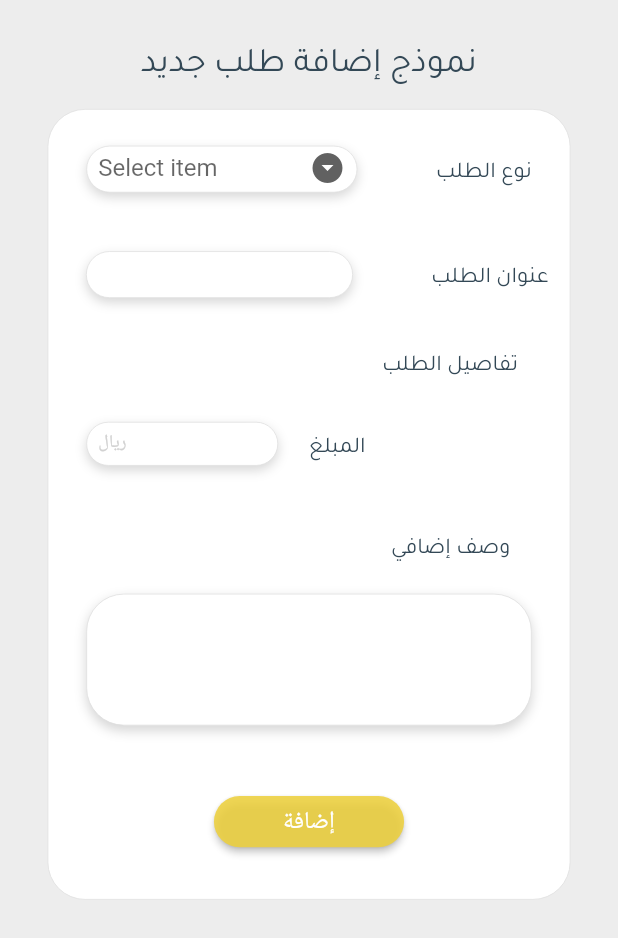
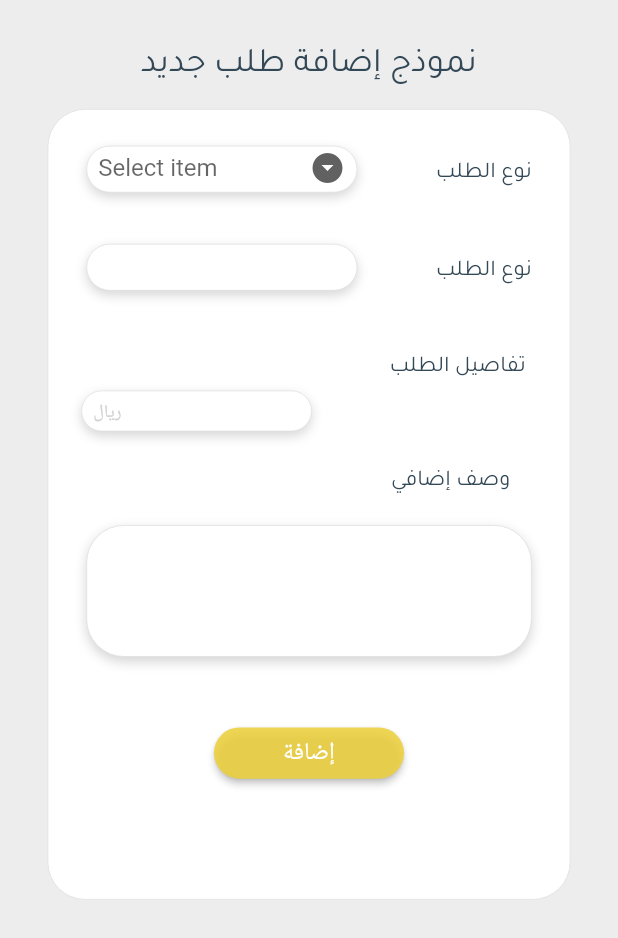
Before and after one commit to RawanAlmusfer/SWE444-imdad, a Flutter app: the PostRequest screen opened directly, on a phone screen of 412 x 824 dp. Shown: the top 938 px of the screen. Run offline on Flutter 3.47's test engine with Material 2 defaults, Android fonts, the phone set to English and light mode, and no system bars; our stand-ins replace cloud_firestore, firebase_auth, firebase_core, flutter_screenutil, flutter_svg; accounts and stored records are empty; Roboto replaces fonts that are missing (Academy Engraved LET, lato).

Commit message:
Update post_request_form.dart

```diff
--- a/swe444/lib/Widget/post_request_form.dart
+++ b/swe444/lib/Widget/post_request_form.dart
@@ -42,6 +42,7 @@ class _AddRequestFormState extends State<PostRequestForm> {
     return Container(
       width: orientation == true ? 300.w : 300.w,
       height: orientation == true ? 52.h : 110.h,
+      margin: EdgeInsets.only(bottom: 15.h),
       child: Row(
         children: [
           Column(
@@ -126,41 +127,35 @@ class _AddRequestFormState extends State<PostRequestForm> {
   }
 
   Widget _buildTitle(bool orientation) {
-    double h1 = 0, l1 = 0, h2 = 0;
-    double top1 = 0;
-
+    double h1 = 0, l1=0, l2=0;
     if (orientation == true) {
-      h1 = 10.h;
-      h2 = 0.h;
-      l1 = 10.0.w;
-      top1 = 9.h;
+      h1 = 10;
+      l1=9.w;
+      l2= 0;
     } else {
       h1 = 60;
-      h2 = 40;
-      l1 = 20.0;
-      top1 = 9;
+      l1=15.w;
+      l2= 12.w;
     }
 
     return Container(
+      margin: EdgeInsets.only(bottom: 15.h),
       width: orientation == true ? 300.w : 300.w,
-      height: orientation == true ? 90.h : 190.h,
+      height: orientation == true ? 60.h : 120.h,
       child: Row(
         children: [
-          Column(
-            children: [
-              Stack(
-                children: <Widget>[
+          Column(children: [
+            Stack(children: <Widget>[
               Container(
-                    width: orientation == true ? 187.w : 180.w,
+                width: orientation == true ? 190.w : 180.w,
                 height: orientation == true ? 32.h : 70.h,
-                    margin: EdgeInsets.only(top: 20.h),
-                    padding: EdgeInsets.only(left: h1, right: h1),
+                padding: EdgeInsets.symmetric(horizontal: h1, vertical: 0),
                 child: DecoratedBox(
                   decoration: BoxDecoration(
                     borderRadius: BorderRadius.circular(25.0),
                     color: Color(0xffffffff),
-                        border: Border.all(
-                            width: 0.5, color: const Color(0xffdfdfdf)),
+                    border:
+                        Border.all(width: 0.5, color: const Color(0xffdfdfdf)),
                     boxShadow: [
                       BoxShadow(
                         color: const Color(0x29000000),
@@ -171,16 +166,12 @@ class _AddRequestFormState extends State<PostRequestForm> {
                   ),
                 ),
               ),
-                  Column(
-                    mainAxisAlignment: MainAxisAlignment.center,
-                    children: [
               Container(
-                        width: orientation == true ? 167.w : 162.w,
-                        height: orientation == true ? 75.h : 163.h,
-                        margin: EdgeInsets.only(left: l1, top: top1),
+                width: orientation == true ? 180.w : 140.w,
+                height: orientation == true ? 54.h : 120.h,
+                margin: EdgeInsets.only(left: l2),
                 child: Padding(
-                          padding: EdgeInsets.symmetric(
-                              horizontal: h2, vertical: 10.0.h),
+                  padding: EdgeInsets.only(left: l1),
                   child: TextFormField(
                     expands: true,
                     maxLines: null,
@@ -191,41 +182,32 @@ class _AddRequestFormState extends State<PostRequestForm> {
                     decoration: InputDecoration(
                         border: InputBorder.none,
                         errorBorder: OutlineInputBorder(
-                                  borderSide:
-                                      BorderSide(color: Colors.red, width: 1),
+                          borderSide: BorderSide(color: Colors.red, width: 1),
                           borderRadius: BorderRadius.circular(25.0),
                         ),
                         focusedErrorBorder: OutlineInputBorder(
-                                  borderSide:
-                                      BorderSide(color: Colors.red, width: 1),
+                          borderSide: BorderSide(color: Colors.red, width: 1),
                           borderRadius: BorderRadius.circular(25.0),
                         ),
-                                contentPadding:
-                                    EdgeInsets.fromLTRB(15.w, 8, 0, 0),
+                        contentPadding: EdgeInsets.fromLTRB(15.w, 8, 0, 0),
                         hintStyle: TextStyle(fontSize: 16)),
                     onChanged: (_val) {
                       title = _val;
                     }, // onchanged
-                            inputFormatters: [
-                              LengthLimitingTextInputFormatter(30)
-                            ],
+                    inputFormatters: [LengthLimitingTextInputFormatter(30)],
                   ),
                 ),
               ),
-                    ],
-                  ),
-                ],
-              ),
-            ],
-          ),
+            ]),
+          ]),
           SizedBox(width: orientation == true ? 40.w : 30.w),
           Column(
             children: <Widget>[
               Padding(
-                padding: EdgeInsets.only(top: 30.h),
+                padding: const EdgeInsets.symmetric(horizontal: 0, vertical: 5),
               ),
               Text(
-                "عنوان الطلب",
+                "نوع الطلب",
                 textAlign: TextAlign.right,
                 style: TextStyle(
                   color: const Color(0xff334856),
@@ -241,75 +223,169 @@ class _AddRequestFormState extends State<PostRequestForm> {
     );
   }
 
+  // Widget _buildTitle(bool orientation) {
+  //   double h1 = 0, l1 = 0, h2 = 0;
+  //   double top1 = 0;
+  //
+  //   if (orientation == true) {
+  //     h1 = 10.h;
+  //     h2 = 0.h;
+  //     l1 = 10.0.w;
+  //     top1 = 9.h;
+  //   } else {
+  //     h1 = 60;
+  //     h2 = 40;
+  //     l1 = 20.0;
+  //     top1 = 9;
+  //   }
+  //
+  //   return Container(
+  //     width: orientation == true ? 300.w : 300.w,
+  //     height: orientation == true ? 90.h : 190.h,
+  //     child: Row(
+  //       children: [
+  //         Column(
+  //           children: [
+  //             Stack(
+  //               children: <Widget>[
+  //                 Container(
+  //                   width: orientation == true ? 187.w : 180.w,
+  //                   height: orientation == true ? 32.h : 70.h,
+  //                   margin: EdgeInsets.only(top: 20.h),
+  //                   padding: EdgeInsets.only(left: h1, right: h1),
+  //                   child: DecoratedBox(
+  //                     decoration: BoxDecoration(
+  //                       borderRadius: BorderRadius.circular(25.0),
+  //                       color: Color(0xffffffff),
+  //                       border: Border.all(
+  //                           width: 0.5, color: const Color(0xffdfdfdf)),
+  //                       boxShadow: [
+  //                         BoxShadow(
+  //                           color: const Color(0x29000000),
+  //                           offset: Offset(0, 3),
+  //                           blurRadius: 6,
+  //                         ),
+  //                       ],
+  //                     ),
+  //                   ),
+  //                 ),
+  //                 Column(
+  //                   mainAxisAlignment: MainAxisAlignment.center,
+  //                   children: [
+  //                     Container(
+  //                       width: orientation == true ? 167.w : 162.w,
+  //                       height: orientation == true ? 75.h : 163.h,
+  //                       margin: EdgeInsets.only(left: l1, top: top1),
+  //                       child: Padding(
+  //                         padding: EdgeInsets.symmetric(
+  //                             horizontal: h2, vertical: 10.0.h),
+  //                         child: TextFormField(
+  //                           expands: true,
+  //                           maxLines: null,
+  //                           validator: (value) {
+  //                             if (value == null || value.isEmpty)
+  //                               return "Title is required";
+  //                           },
+  //                           decoration: InputDecoration(
+  //                               border: InputBorder.none,
+  //                               errorBorder: OutlineInputBorder(
+  //                                 borderSide:
+  //                                     BorderSide(color: Colors.red, width: 1),
+  //                                 borderRadius: BorderRadius.circular(25.0),
+  //                               ),
+  //                               focusedErrorBorder: OutlineInputBorder(
+  //                                 borderSide:
+  //                                     BorderSide(color: Colors.red, width: 1),
+  //                                 borderRadius: BorderRadius.circular(25.0),
+  //                               ),
+  //                               contentPadding:
+  //                                   EdgeInsets.fromLTRB(15.w, 8, 0, 0),
+  //                               hintStyle: TextStyle(fontSize: 16)),
+  //                           onChanged: (_val) {
+  //                             title = _val;
+  //                           }, // onchanged
+  //                           inputFormatters: [
+  //                             LengthLimitingTextInputFormatter(30)
+  //                           ],
+  //                         ),
+  //                       ),
+  //                     ),
+  //                   ],
+  //                 ),
+  //               ],
+  //             ),
+  //           ],
+  //         ),
+  //         SizedBox(width: orientation == true ? 40.w : 30.w),
+  //         Column(
+  //           children: <Widget>[
+  //             Padding(
+  //               padding: EdgeInsets.only(top: 30.h),
+  //             ),
+  //             Text(
+  //               "عنوان الطلب",
+  //               textAlign: TextAlign.right,
+  //               style: TextStyle(
+  //                 color: const Color(0xff334856),
+  //                 fontWeight: FontWeight.w400,
+  //                 fontFamily: 'Tajawal',
+  //                 fontSize: 15,
+  //               ),
+  //             )
+  //           ],
+  //         )
+  //       ],
+  //     ),
+  //   );
+  // }
+
   Widget _buildDetails(bool orientation) {
-    double h1 = 0, t1 = 0, b1 = 0, t2 = 0;
-    double l1 = 0;
+    double h1 = 0, h2 = 0;
     if (orientation == true) {
-      l1 = 0;
-      b1 = 16;
-      t1 = 21.5;
       h1 = 10;
-      t2 = 23;
+      h2 = 25;
     } else {
-      t2 = 20;
-      b1 = 18;
-      t1 = 20;
       h1 = 60;
-      l1 = 50;
+      h2 = 70;
     }
 
-    return Container(
-      width: orientation == true ? 300.w : 300.w,
-      height: orientation == true ? 125.h : 200.h,
-      child: Column(
-        children: <Widget>[
+    return Column(
+      children: [
+        Row(
+          children: [
             Container(
-            width: orientation == true ? 300.w : 300.w,
-            height: orientation == true ? 23.h : 39.h,
-            child: Row(
-                mainAxisAlignment: MainAxisAlignment.end,
-                children: [
-                  Column(
-                    children: <Widget>[
+              width: orientation == true ? 290.w : 240.w,
+              height: orientation == true ? 20.h : 110.h,
+              margin: EdgeInsets.only(bottom: 5),
+              child: Row(mainAxisAlignment: MainAxisAlignment.end, children: [
                 Text(
                   "تفاصيل الطلب",
+                  textAlign: TextAlign.left,
                   style: TextStyle(
                     color: const Color(0xff334856),
                     fontWeight: FontWeight.w400,
                     fontFamily: 'Tajawal',
                     fontSize: 15,
                   ),
-                      )
+                ),
+              ]),
+            ),
           ],
         ),
-                  Column(
-                    children: [
-                      SizedBox(width: orientation == true ? 18.w : 29.w),
-                    ],
-                  )
-                ]),
-          ),
-          Container(
-            width: orientation == true ? 300.w : 300.w,
-            height: orientation == true ? 100.h : 159.h,
-            child: Row(
-              children: [
-                Stack(children: [
-                  Column(
+        Row(
           children: [
             Stack(children: <Widget>[
               Container(
-                          margin: EdgeInsets.only(top: t2),
-                          width: orientation == true ? 140.w : 150.w,
-                          height: orientation == true ? 30.h : 70.h,
-                          padding:
-                              EdgeInsets.symmetric(horizontal: h1, vertical: 0),
+                width: orientation == true ? 155.w : 180.w,
+                height: orientation == true ? 28.h : 70.h,
+                padding: EdgeInsets.only(left: h1, top: 0),
+
                 child: DecoratedBox(
                   decoration: BoxDecoration(
                     borderRadius: BorderRadius.circular(25.0),
-                              color: const Color(0xffffffff),
-                              border: Border.all(
-                                  width: 0.5, color: const Color(0xffdfdfdf)),
+                    color: Color(0xffffffff),
+                    border:
+                        Border.all(width: 0.5, color: const Color(0xffdfdfdf)),
                     boxShadow: [
                       BoxShadow(
                         color: const Color(0x29000000),
@@ -320,38 +396,30 @@ class _AddRequestFormState extends State<PostRequestForm> {
                   ),
                 ),
               ),
-                        Column(
-                          mainAxisAlignment: MainAxisAlignment.center,
-                          children: [
               Container(
-                              width: orientation == true ? 130.w : 100.w,
-                              height: orientation == true ? 55.h : 115.h,
-                              margin: EdgeInsets.only(left: l1, top: t1),
-                              padding: EdgeInsets.fromLTRB(11, 0, 0, 0),
+                width: orientation == true ? 180.w : 180.w,
+                height: orientation == true ? 53.h : 110.h,
+                child: Padding(
+                  padding: EdgeInsets.only(right: h2, left: 10, bottom: 2),
                   child: TextFormField(
                     validator: (value) {
-                                  if (value == null || value.isEmpty)
-                                    return "required";
+                      if (value == null || value.isEmpty) return "required";
                     },
                     decoration: InputDecoration(
                         border: InputBorder.none,
                         errorBorder: OutlineInputBorder(
-                                      borderSide: BorderSide(
-                                          color: Colors.red, width: 1),
+                          borderSide: BorderSide(color: Colors.red, width: 1),
                           borderRadius: BorderRadius.circular(25.0),
                         ),
                         focusedErrorBorder: OutlineInputBorder(
-                                      borderSide: BorderSide(
-                                          color: Colors.red, width: 1),
+                          borderSide: BorderSide(color: Colors.red, width: 1),
                           borderRadius: BorderRadius.circular(25.0),
                         ),
-                                    contentPadding:
-                                        EdgeInsets.fromLTRB(30, 0, 0, b1),
+                        contentPadding: EdgeInsets.fromLTRB(30, 0, 0, 20),
                         hintStyle: TextStyle(fontSize: 16)),
                     inputFormatters: [
                       LengthLimitingTextInputFormatter(30),
-                                  FilteringTextInputFormatter.allow(
-                                      RegExp(r'[0-9]'))
+                      FilteringTextInputFormatter.allow(RegExp(r'[0-9]'))
                     ],
                     keyboardType: TextInputType.number,
                     onChanged: (_val) {
@@ -359,10 +427,9 @@ class _AddRequestFormState extends State<PostRequestForm> {
                     }, // onchanged
                   ),
                 ),
-                          ],
               ),
               Container(
-                          padding: EdgeInsets.fromLTRB(18, 28, 0, 0),
+                padding: EdgeInsets.fromLTRB(18, 6, 0, 0),
                 child: Text(
                   'ريال',
                   style: TextStyle(
@@ -372,34 +439,11 @@ class _AddRequestFormState extends State<PostRequestForm> {
                   ),
                   textAlign: TextAlign.center,
                 ),
-                        ),
+              )
             ]),
           ],
         ),
-                ]),
-                SizedBox(width: orientation == true ? 10.w : 0.w),
-                Column(
-                  children: <Widget>[
-                    Padding(
-                      padding: EdgeInsets.fromLTRB(0, 17, 0, 15),
-                    ),
-                    Text(
-                      "المبلغ",
-                      textAlign: TextAlign.right,
-                      style: TextStyle(
-                        color: const Color(0xff334856),
-                        fontWeight: FontWeight.w400,
-                        fontFamily: 'Tajawal',
-                        fontSize: 15,
-                      ),
-                    )
       ],
-                )
-              ],
-            ),
-          ),
-        ],
-      ),
     );
   }
 
```
Lines whose indentation alone changed are shown as unchanged.
